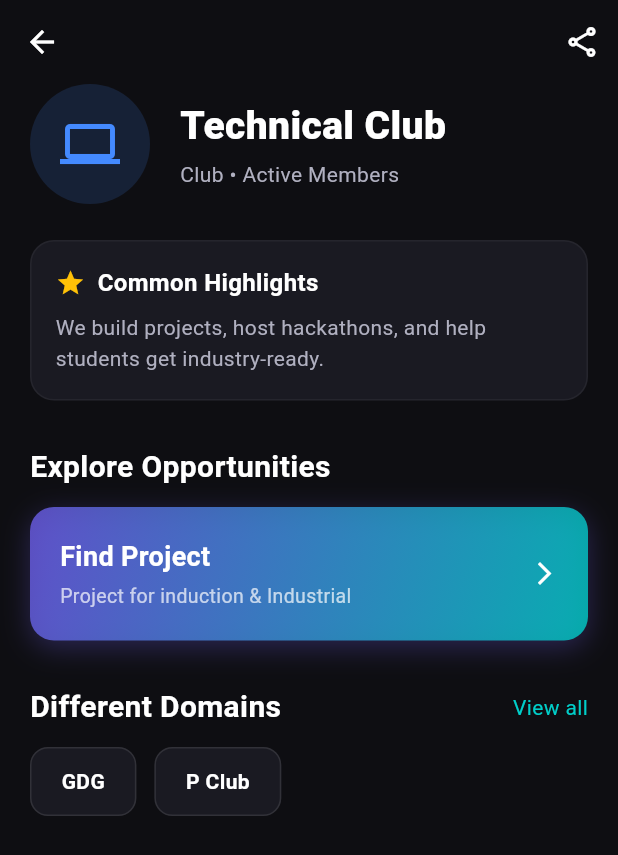
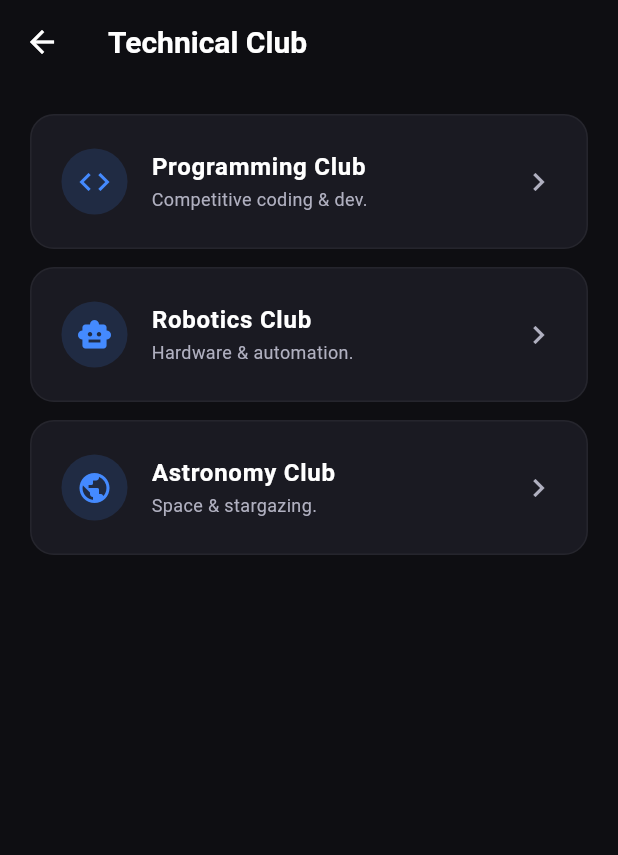
Before and after one commit to shrawanprajapati/GDGappDev, a Flutter app: the StudentDrawer widget shown alone on an empty page, opened directly, after a tap on "Technical Club", on a phone screen of 412 x 824 dp. Shown: the top 855 px of the screen. Run offline on Flutter 3.47's test engine with Material 3 defaults, Android fonts, the phone set to English and light mode, and no system bars; our stand-ins replace video_player.

Commit message:
feat(clubs): integrate gymkhana council structure and sub-clubs navigation
- Updated Drawer items to open CouncilClubsPage.
- Created CouncilClubsPage to list sub-clubs (Programming, Robotics, etc.) under each council.
- Redesigned ClubDetailPage to include common highlights, join button, and ongoing projects/inductions.

```diff
--- a/uniloop/lib/student/club_detail_page.dart
+++ b/uniloop/lib/student/club_detail_page.dart
@@ -7,34 +7,34 @@ class ClubDetailPage extends StatelessWidget {
 
   @override
   Widget build(BuildContext context) {
+    final String clubName = clubData['name'] ?? 'Club Name';
+    final String category = clubData['category'] ?? 'Category';
+    final String members = clubData['members'] ?? 'Members';
+    final IconData icon = clubData['icon'] ?? Icons.group;
+    final Color color = clubData['color'] ?? AppColors.primary;
+
     return Scaffold(
       backgroundColor: AppColors.background,
       appBar: AppBar(
         backgroundColor: Colors.transparent,
         elevation: 0,
         iconTheme: const IconThemeData(color: AppColors.textPrimary),
-        actions: [
-          IconButton(
-            icon: const Icon(Icons.share_outlined, color: AppColors.textPrimary),
-            onPressed: () {},
-          ),
-        ],
       ),
       body: SingleChildScrollView(
         padding: const EdgeInsets.symmetric(horizontal: 20.0),
         child: Column(
           crossAxisAlignment: CrossAxisAlignment.start,
           children: [
-            // 1. Header Section (Logo & Name)
+            // Header
             Row(
               children: [
                 Container(
                   padding: const EdgeInsets.all(20),
                   decoration: BoxDecoration(
-                    color: clubData['color'].withValues(alpha: 0.15),
+                    color: color.withValues(alpha: 0.15),
                     shape: BoxShape.circle,
                   ),
-                  child: Icon(clubData['icon'], color: clubData['color'], size: 40),
+                  child: Icon(icon, color: color, size: 48),
                 ),
                 const SizedBox(width: 20),
                 Expanded(
@@ -42,17 +42,17 @@ class ClubDetailPage extends StatelessWidget {
                     crossAxisAlignment: CrossAxisAlignment.start,
                     children: [
                       Text(
-                        clubData['name'],
+                        clubName,
                         style: const TextStyle(
                           color: AppColors.textPrimary,
-                          fontSize: 26,
+                          fontSize: 24,
                           fontWeight: FontWeight.w800,
                         ),
                       ),
                       const SizedBox(height: 4),
                       Text(
-                        '${clubData['category']} • ${clubData['members']}',
-                        style: const TextStyle(color: AppColors.textSecondary, fontSize: 14),
+                        '$category • $members',
+                        style: const TextStyle(color: AppColors.textSecondary, fontSize: 13),
                       ),
                     ],
                   ),
@@ -60,9 +60,64 @@ class ClubDetailPage extends StatelessWidget {
               ],
             ),
 
-            const SizedBox(height: 24),
+            const SizedBox(height: 30),
 
-            // 2. Common Highlights (Maintained by Club Head)
+            // Action Buttons (Join & Projects)
+            Row(
+              children: [
+                Expanded(
+                  child: ElevatedButton(
+                    onPressed: () {},
+                    style: ElevatedButton.styleFrom(
+                      backgroundColor: color,
+                      foregroundColor: Colors.black,
+                      shape: RoundedRectangleBorder(borderRadius: BorderRadius.circular(12)),
+                      padding: const EdgeInsets.symmetric(vertical: 14),
+                    ),
+                    child: const Text('Join Club', style: TextStyle(fontWeight: FontWeight.bold)),
+                  ),
+                ),
+                const SizedBox(width: 12),
+                Expanded(
+                  child: OutlinedButton(
+                    onPressed: () {
+                      // TODO: Navigate to Projects Page
+                    },
+                    style: OutlinedButton.styleFrom(
+                      side: BorderSide(color: color),
+                      foregroundColor: color,
+                      shape: RoundedRectangleBorder(borderRadius: BorderRadius.circular(12)),
+                      padding: const EdgeInsets.symmetric(vertical: 14),
+                    ),
+                    child: const Text('Find Projects'),
+                  ),
+                ),
+              ],
+            ),
+
+            const SizedBox(height: 30),
+
+            // Common Highlights
+            const Text(
+              'Common Highlights',
+              style: TextStyle(color: AppColors.textPrimary, fontSize: 18, fontWeight: FontWeight.w700),
+            ),
+            const SizedBox(height: 10),
+            Text(
+              'The $clubName is a community of passionate individuals. We organize workshops, hackathons, and industry-level projects to help students grow beyond the classroom.',
+              style: const TextStyle(color: AppColors.textSecondary, fontSize: 14, height: 1.5),
+            ),
+
+            const SizedBox(height: 30),
+
+            // Projects & Inductions
+            const Text(
+              'Ongoing Projects & Inductions',
+              style: TextStyle(color: AppColors.textPrimary, fontSize: 18, fontWeight: FontWeight.w700),
+            ),
+            const SizedBox(height: 12),
+
+            // Project Card
             Container(
               padding: const EdgeInsets.all(16),
               decoration: BoxDecoration(
@@ -70,97 +125,43 @@ class ClubDetailPage extends StatelessWidget {
                 borderRadius: BorderRadius.circular(16),
                 border: Border.all(color: Colors.white.withValues(alpha: 0.05)),
               ),
-              child: const Column(
+              child: Column(
                 crossAxisAlignment: CrossAxisAlignment.start,
                 children: [
                   Row(
+                    mainAxisAlignment: MainAxisAlignment.spaceBetween,
                     children: [
-                      Icon(Icons.star, color: Colors.amber, size: 20),
-                      SizedBox(width: 8),
-                      Text(
-                        'Common Highlights',
-                        style: TextStyle(color: AppColors.textPrimary, fontWeight: FontWeight.bold, fontSize: 16),
+                      const Text(
+                        'Induction Project 2024',
+                        style: TextStyle(color: AppColors.textPrimary, fontSize: 16, fontWeight: FontWeight.w600),
                       ),
+                      Container(
+                        padding: const EdgeInsets.symmetric(horizontal: 8, vertical: 4),
+                        decoration: BoxDecoration(color: color.withValues(alpha: 0.2), borderRadius: BorderRadius.circular(6)),
+                        child: Text('Open', style: TextStyle(color: color, fontSize: 12, fontWeight: FontWeight.bold)),
+                      )
                     ],
                   ),
-                  SizedBox(height: 8),
-                  Text(
-                    'We build projects, host hackathons, and help students get industry-ready.',
-                    style: TextStyle(color: AppColors.textSecondary, fontSize: 14, height: 1.5),
+                  const SizedBox(height: 8),
+                  const Text(
+                    'Build a real-world application to qualify for club membership.',
+                    style: TextStyle(color: AppColors.textSecondary, fontSize: 13),
                   ),
+                  const SizedBox(height: 16),
+                  SizedBox(
+                    width: double.infinity,
+                    child: ElevatedButton(
+                      onPressed: () {},
+                      style: ElevatedButton.styleFrom(
+                        backgroundColor: AppColors.background,
+                        foregroundColor: AppColors.textPrimary,
+                        shape: RoundedRectangleBorder(borderRadius: BorderRadius.circular(10)),
+                      ),
+                      child: const Text('View Details'),
+                    ),
+                  )
                 ],
               ),
-            ),
-
-            const SizedBox(height: 30),
-
-            // 3. Find Project Section
-            const Text(
-              'Explore Opportunities',
-              style: TextStyle(color: AppColors.textPrimary, fontSize: 20, fontWeight: FontWeight.w700),
-            ),
-            const SizedBox(height: 12),
-
-            // Find Project Button (Based on screenshot)
-            InkWell(
-              onTap: () {
-                // TODO: Navigate to Project List Page
-              },
-              child: Container(
-                padding: const EdgeInsets.symmetric(horizontal: 20, vertical: 20),
-                decoration: BoxDecoration(
-                  gradient: LinearGradient(
-                    colors: [AppColors.primary.withValues(alpha: 0.8), AppColors.accent.withValues(alpha: 0.8)],
-                    begin: Alignment.topLeft,
-                    end: Alignment.bottomRight,
-                  ),
-                  borderRadius: BorderRadius.circular(16),
-                  boxShadow: [
-                    BoxShadow(
-                      color: AppColors.primary.withValues(alpha: 0.3),
-                      blurRadius: 15,
-                      offset: const Offset(0, 5),
-                    )
-                  ]
-                ),
-                child: Row(
-                  mainAxisAlignment: MainAxisAlignment.spaceBetween,
-                  children: const [
-                    Column(
-                      crossAxisAlignment: CrossAxisAlignment.start,
-                      children: [
-                        Text('Find Project', style: TextStyle(color: Colors.white, fontSize: 18, fontWeight: FontWeight.bold)),
-                        SizedBox(height: 4),
-                        Text('Project for induction & Industrial', style: TextStyle(color: Colors.white70, fontSize: 13)),
-                      ],
-                    ),
-                    Icon(Icons.arrow_forward_ios, color: Colors.white, size: 18),
-                  ],
-                ),
-              ),
-            ),
-
-            const SizedBox(height: 30),
-
-            // 4. Domains / Sub-Clubs (e.g., GDG, P Club)
-            Row(
-              mainAxisAlignment: MainAxisAlignment.spaceBetween,
-              children: [
-                const Text(
-                  'Different Domains',
-                  style: TextStyle(color: AppColors.textPrimary, fontSize: 20, fontWeight: FontWeight.w700),
-                ),
-                Text('View all', style: TextStyle(color: AppColors.accent, fontSize: 14)),
-              ],
-            ),
-            const SizedBox(height: 12),
-
-            Row(
-              children: [
-                _buildDomainChip('GDG'),
-                const SizedBox(width: 12),
-                _buildDomainChip('P Club'),
-              ],
             ),
 
             const SizedBox(height: 40),
@@ -169,19 +170,4 @@ class ClubDetailPage extends StatelessWidget {
       ),
     );
   }
-
-  Widget _buildDomainChip(String title) {
-    return Container(
-      padding: const EdgeInsets.symmetric(horizontal: 20, vertical: 12),
-      decoration: BoxDecoration(
-        color: AppColors.surface,
-        borderRadius: BorderRadius.circular(12),
-        border: Border.all(color: Colors.white.withValues(alpha: 0.1)),
-      ),
-      child: Text(
-        title,
-        style: const TextStyle(color: AppColors.textPrimary, fontWeight: FontWeight.w600),
-      ),
-    );
-  }
 }
--- /dev/null
+++ b/uniloop/lib/student/council_clubs_page.dart
@@ -0,0 +1,84 @@
+import 'package:flutter/material.dart';
+import '../core/app_colors.dart';
+import 'club_detail_page.dart';
+
+class CouncilClubsPage extends StatelessWidget {
+  final String councilName;
+  final List<Map<String, dynamic>> clubs;
+  final Color themeColor;
+
+  const CouncilClubsPage({
+    super.key,
+    required this.councilName,
+    required this.clubs,
+    required this.themeColor,
+  });
+
+  @override
+  Widget build(BuildContext context) {
+    return Scaffold(
+      backgroundColor: AppColors.background,
+      appBar: AppBar(
+        backgroundColor: Colors.transparent,
+        elevation: 0,
+        iconTheme: const IconThemeData(color: AppColors.textPrimary),
+        title: Text(
+          councilName,
+          style: const TextStyle(color: AppColors.textPrimary, fontSize: 20, fontWeight: FontWeight.bold),
+        ),
+      ),
+      body: ListView.builder(
+        padding: const EdgeInsets.all(20),
+        itemCount: clubs.length,
+        itemBuilder: (context, index) {
+          final club = clubs[index];
+          return Container(
+            margin: const EdgeInsets.only(bottom: 12),
+            decoration: BoxDecoration(
+              color: AppColors.surface,
+              borderRadius: BorderRadius.circular(16),
+              border: Border.all(color: Colors.white.withValues(alpha: 0.05)),
+            ),
+            child: ListTile(
+              contentPadding: const EdgeInsets.symmetric(horizontal: 20, vertical: 8),
+              leading: Container(
+                padding: const EdgeInsets.all(10),
+                decoration: BoxDecoration(
+                  color: themeColor.withValues(alpha: 0.15),
+                  shape: BoxShape.circle,
+                ),
+                child: Icon(club['icon'], color: themeColor, size: 24),
+              ),
+              title: Text(
+                club['name'],
+                style: const TextStyle(color: AppColors.textPrimary, fontWeight: FontWeight.w600),
+              ),
+              subtitle: Text(
+                club['desc'] ?? 'Explore events and projects',
+                style: const TextStyle(color: AppColors.textSecondary, fontSize: 12),
+              ),
+              trailing: const Icon(Icons.chevron_right, color: AppColors.textSecondary),
+              onTap: () {
+                // Direct Club Detail Page par le jao
+                Navigator.push(
+                  context,
+                  MaterialPageRoute(
+                    builder: (context) => ClubDetailPage(
+                      clubData: {
+                        'name': club['name'],
+                        'category': councilName,
+                        'members': 'Active Members',
+                        'icon': club['icon'],
+                        'color': themeColor,
+                      },
+                    ),
+                  ),
+                );
+              },
+            ),
+          );
+        },
+      ),
+    );
+  }
+}
--- a/uniloop/lib/student/student_drawer.dart
+++ b/uniloop/lib/student/student_drawer.dart
@@ -1,6 +1,6 @@
 import 'package:flutter/material.dart';
 import '../core/app_colors.dart';
-import 'club_detail_page.dart'; // 👈 Import add karo
+import 'council_clubs_page.dart'; // 👈 Naya import
 
 class StudentDrawer extends StatelessWidget {
   const StudentDrawer({super.key});
@@ -13,7 +13,7 @@ class StudentDrawer extends StatelessWidget {
         child: ListView(
           padding: const EdgeInsets.symmetric(horizontal: 16.0, vertical: 20.0),
           children: [
-            // Header (Profile Info)
+            // Header
             Row(
               children: [
                 const CircleAvatar(
@@ -25,15 +25,9 @@ class StudentDrawer extends StatelessWidget {
                 Column(
                   crossAxisAlignment: CrossAxisAlignment.start,
                   children: const [
-                    Text(
-                      'Shrawan Prajapati',
-                      style: TextStyle(color: AppColors.textPrimary, fontSize: 18, fontWeight: FontWeight.bold),
-                    ),
+                    Text('Shrawan Prajapati', style: TextStyle(color: AppColors.textPrimary, fontSize: 18, fontWeight: FontWeight.bold)),
                     SizedBox(height: 4),
-                    Text(
-                      'Student • CSE 2026',
-                      style: TextStyle(color: AppColors.textSecondary, fontSize: 13),
-                    ),
+                    Text('Student • CSE 2026', style: TextStyle(color: AppColors.textSecondary, fontSize: 13)),
                   ],
                 ),
               ],
@@ -41,23 +35,60 @@ class StudentDrawer extends StatelessWidget {
             const SizedBox(height: 24),
             const Divider(color: Colors.white12, thickness: 1),
 
-            // 1. Profile & Reminders
             _drawerItem(Icons.person_outline, 'Profile'),
             _drawerItem(Icons.work_outline, 'Find Project'),
             _drawerItem(Icons.class_outlined, 'Reminder (classroom type)'),
 
             const Divider(color: Colors.white12, thickness: 1, height: 30),
 
-            // 2. College Clubs (Updated with navigation)
+            // College Clubs (Updated to open Council Pages)
             _drawerHeader('Know your College clubs'),
-            _buildClubItem(context, 'Technical Club', Icons.computer, Colors.blueAccent),
-            _buildClubItem(context, 'Cultural Club', Icons.music_note, Colors.pinkAccent),
-            _buildClubItem(context, 'Sports', Icons.sports_soccer, Colors.greenAccent),
-            _buildClubItem(context, 'Association', Icons.groups, Colors.orangeAccent),
+            _buildCouncilItem(
+              context,
+              'Technical Club',
+              Icons.computer,
+              Colors.blueAccent,
+              [
+                {'name': 'Programming Club', 'icon': Icons.code, 'desc': 'Competitive coding & dev.'},
+                {'name': 'Robotics Club', 'icon': Icons.smart_toy, 'desc': 'Hardware & automation.'},
+                {'name': 'Astronomy Club', 'icon': Icons.public, 'desc': 'Space & stargazing.'},
+              ]
+            ),
+            _buildCouncilItem(
+              context,
+              'Cultural Club',
+              Icons.music_note,
+              Colors.pinkAccent,
+              [
+                {'name': 'Music Club', 'icon': Icons.piano, 'desc': 'Singing & instruments.'},
+                {'name': 'Dance Club', 'icon': Icons.directions_run, 'desc': 'Choreography & street dance.'},
+                {'name': 'Drama Club', 'icon': Icons.theater_comedy, 'desc': 'Acting & theatre.'},
+              ]
+            ),
+            _buildCouncilItem(
+              context,
+              'Sports',
+              Icons.sports_soccer,
+              Colors.greenAccent,
+              [
+                {'name': 'Cricket Team', 'icon': Icons.sports_cricket, 'desc': 'Institute cricket team.'},
+                {'name': 'Football Team', 'icon': Icons.sports_soccer, 'desc': 'Institute football team.'},
+                {'name': 'Athletics Team', 'icon': Icons.directions_run, 'desc': 'Track & field events.'},
+              ]
+            ),
+            _buildCouncilItem(
+              context,
+              'Association',
+              Icons.groups,
+              Colors.orangeAccent,
+              [
+                {'name': 'Alumni Connect', 'icon': Icons.people, 'desc': 'Networking with alumni.'},
+                {'name': 'Counselling Cell', 'icon': Icons.psychology, 'desc': 'Mental health support.'},
+              ]
+            ),
 
             const Divider(color: Colors.white12, thickness: 1, height: 30),
 
-            // 3. Connect Alumni
             _drawerHeader('Connect Alumni'),
             _drawerItem(Icons.mic_none_outlined, 'Talks'),
             _drawerItem(Icons.people_outline, 'Know our Alumni'),
@@ -66,14 +97,12 @@ class StudentDrawer extends StatelessWidget {
 
             const Divider(color: Colors.white12, thickness: 1, height: 30),
 
-            // 4. Placement
             _drawerHeader('Placement'),
             _drawerItem(Icons.business_outlined, 'Know different companies'),
             _drawerItem(Icons.school_outlined, 'Scholarship'),
 
             const Divider(color: Colors.white12, thickness: 1, height: 30),
 
-            // 5. General
             _drawerItem(Icons.storefront_outlined, 'UniLoop MarketPlace'),
             _drawerItem(Icons.settings_outlined, 'Settings'),
             _drawerItem(Icons.description_outlined, 'Terms and conditions'),
@@ -91,14 +120,7 @@ class StudentDrawer extends StatelessWidget {
       child: Row(
         mainAxisAlignment: MainAxisAlignment.spaceBetween,
         children: [
-          Text(
-            title,
-            style: const TextStyle(
-              color: AppColors.accent,
-              fontSize: 16,
-              fontWeight: FontWeight.bold
-            ),
-          ),
+          Text(title, style: const TextStyle(color: AppColors.accent, fontSize: 16, fontWeight: FontWeight.bold)),
           const Icon(Icons.chevron_right, color: AppColors.accent, size: 20),
         ],
       ),
@@ -109,39 +131,32 @@ class StudentDrawer extends StatelessWidget {
     return ListTile(
       contentPadding: const EdgeInsets.symmetric(horizontal: 0, vertical: 0),
       leading: Icon(icon, color: AppColors.textSecondary, size: 22),
-      title: Text(
-        title,
-        style: const TextStyle(color: AppColors.textPrimary, fontSize: 15),
-      ),
+      title: Text(title, style: const TextStyle(color: AppColors.textPrimary, fontSize: 15)),
       onTap: () {},
     );
   }
 
-  // 👈 Naya function jo clubs ko ClubDetailPage se connect karega
-  Widget _buildClubItem(BuildContext context, String name, IconData icon, Color color) {
+  // 👈 Naya function jo Council Page kholta hai
+  Widget _buildCouncilItem(
+    BuildContext context,
+    String name,
+    IconData icon,
+    Color color,
+    List<Map<String, dynamic>> clubs,
+  ) {
     return ListTile(
       contentPadding: const EdgeInsets.symmetric(horizontal: 0, vertical: 0),
       leading: Icon(icon, color: color, size: 22),
-      title: Text(
-        name,
-        style: const TextStyle(color: AppColors.textPrimary, fontSize: 15),
-      ),
+      title: Text(name, style: const TextStyle(color: AppColors.textPrimary, fontSize: 15)),
       onTap: () {
-        // Drawer close karo
-        Navigator.pop(context);
-
-        // Fir ClubDetailPage open karo
+        Navigator.pop(context); // Close drawer
         Navigator.push(
           context,
           MaterialPageRoute(
-            builder: (context) => ClubDetailPage(
-              clubData: {
-                'name': name,
-                'category': 'Club',
-                'members': 'Active Members',
-                'icon': icon,
-                'color': color,
-              },
+            builder: (context) => CouncilClubsPage(
+              councilName: name,
+              clubs: clubs,
+              themeColor: color,
             ),
           ),
         );
```
